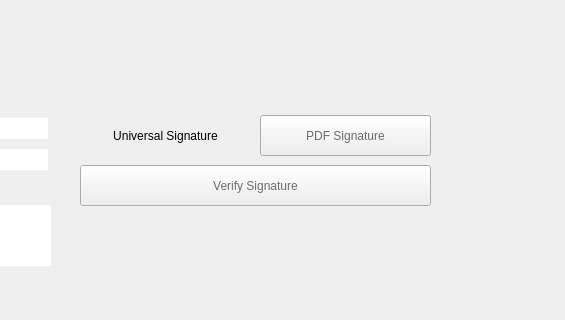
The window that pteid-mw-pt/_src/eidmw/eidgui/mainwnd.ui (amagovpt/autenticacao.gov) describes before a commit, drawn with Qt 5; both pictures show x 360 to 925 and y 305 to 625 of the 925 by 1042 pixel window.
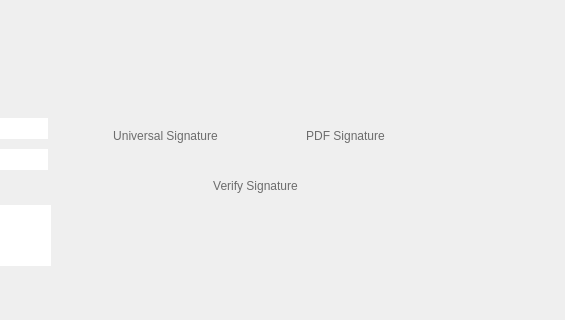
The same window after the commit. Icons and pictures are not drawn.

Commit message: change buttons colour

Patch:
```diff
--- a/pteid-mw-pt/_src/eidmw/eidgui/mainwnd.ui
+++ b/pteid-mw-pt/_src/eidmw/eidgui/mainwnd.ui
@@ -405,7 +405,9 @@
          </rect>
         </property>
         <property name="styleSheet">
-         <string notr="true">background-image: url(:/images/Images/bg_SelectTabTool.png);</string>
+         <string notr="true">color: rgb(108, 108, 108);
+font: 75 12pt &quot;Arial&quot;;
+background-image: url(:/images/Images/backgrounds/bg_toolbarMenu2.png);</string>
         </property>
         <property name="text">
          <string>Universal Signature</string>
@@ -431,6 +433,9 @@
         <property name="text">
          <string>PDF Signature</string>
         </property>
+        <property name="flat">
+         <bool>true</bool>
+        </property>
        </widget>
        <widget class="QPushButton" name="btnShortcut_VerifSign">
         <property name="geometry">
@@ -449,6 +454,9 @@
         <property name="text">
          <string>Verify Signature</string>
         </property>
+        <property name="flat">
+         <bool>true</bool>
+        </property>
        </widget>
       </widget>
       <widget class="QWidget" name="page_IdentityExtra">
```
Left out of the diff: 4 changed lines with no effect on the pictures. The commit also changes 1 other file.
